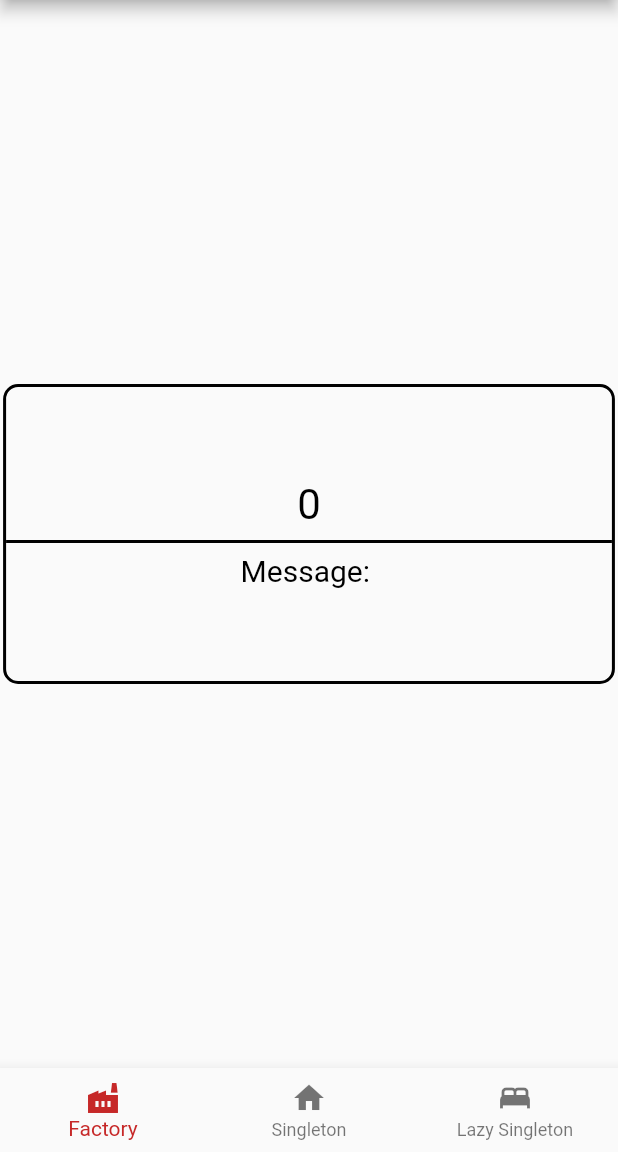
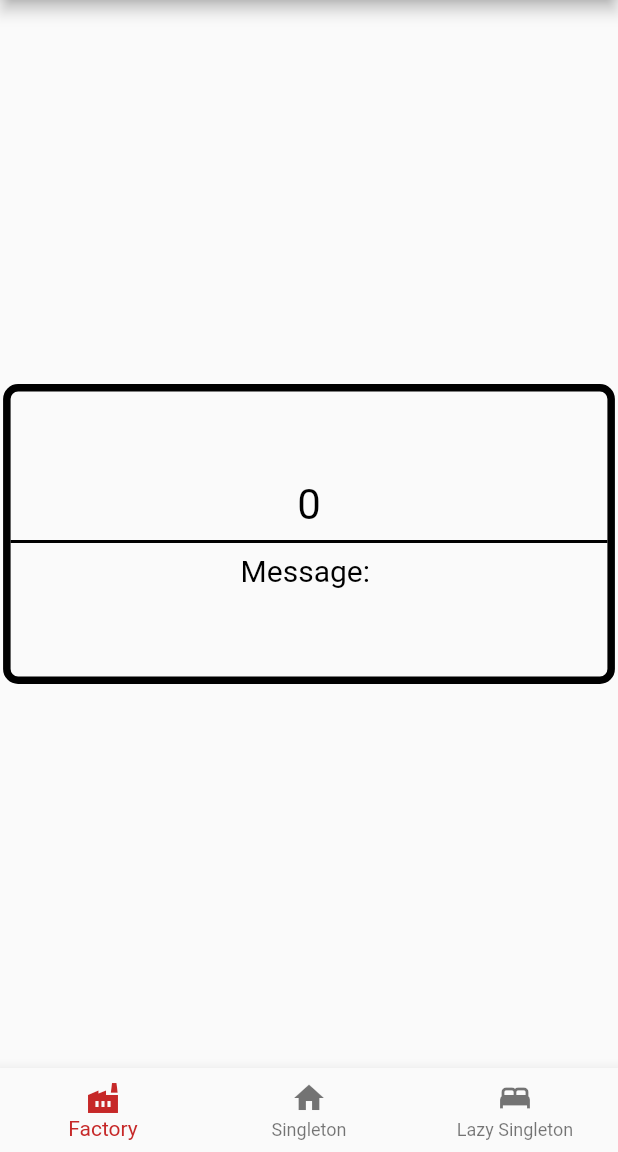
Before and after one commit to jvitorthomaz/get_it_injectable_exemple, a Flutter app: the screen it shows after launch, on a phone screen of 412 x 824 dp, the part 84-1236 px from its top. Run offline on Flutter 3.47's test engine with Material 2 defaults, Android fonts, the phone set to English and light mode, and no system bars; our stand-ins replace get_it, injectable.

Commit message:
new border

```diff
--- a/lib/main.dart
+++ b/lib/main.dart
@@ -87,7 +87,7 @@ class _MyHomePageState extends State<MyHomePage> {
           height: 200,
           decoration: BoxDecoration(
             //color: Colors.deepPurple,
-            border: Border.all(width: 2, color: Colors.black),
+            border: Border.all(width: 5, color: Colors.black),
             borderRadius: BorderRadius.all(Radius.circular(10)),
           ),
 
```
